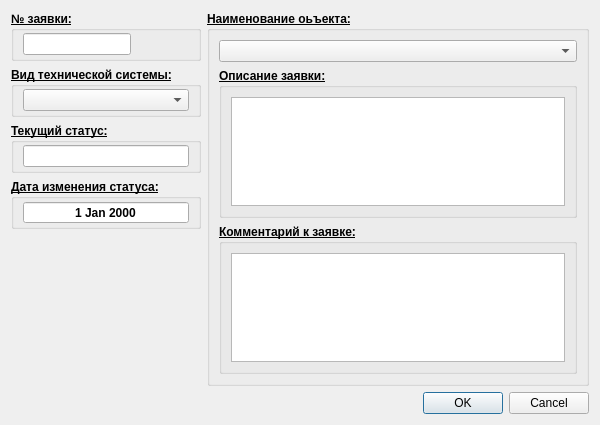
Above: Application/ui/ueditrequest.ui from VladimirChotiy/sos_orders before the change. Below: the same form after it.
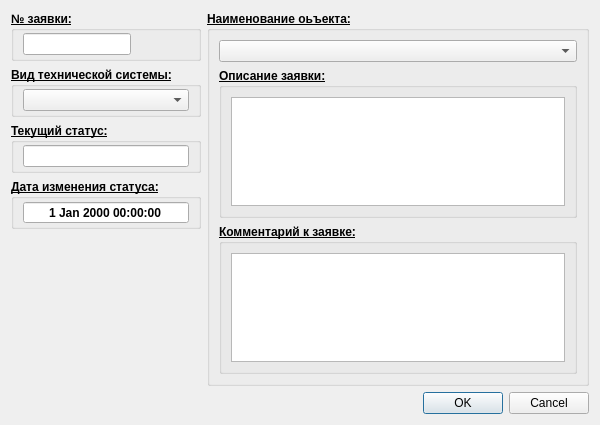
That is the form after the change.

The edit to the form file:
```diff
--- a/Application/ui/ueditrequest.ui
+++ b/Application/ui/ueditrequest.ui
@@ -226,11 +226,11 @@
            <number>1</number>
           </property>
           <item>
-           <widget class="QDateEdit" name="ed_Date">
+           <widget class="QDateTimeEdit" name="ed_Date">
             <property name="minimumSize">
              <size>
               <width>0</width>
-              <height>23</height>
+              <height>22</height>
              </size>
             </property>
             <property name="font">
@@ -241,12 +241,6 @@
               <underline>false</underline>
              </font>
             </property>
-            <property name="autoFillBackground">
-             <bool>false</bool>
-            </property>
-            <property name="frame">
-             <bool>true</bool>
-            </property>
             <property name="alignment">
              <set>Qt::AlignCenter</set>
             </property>
@@ -256,12 +250,6 @@
             <property name="buttonSymbols">
              <enum>QAbstractSpinBox::NoButtons</enum>
             </property>
-            <property name="accelerated">
-             <bool>false</bool>
-            </property>
-            <property name="showGroupSeparator" stdset="0">
-             <bool>false</bool>
-            </property>
            </widget>
           </item>
          </layout>
```
